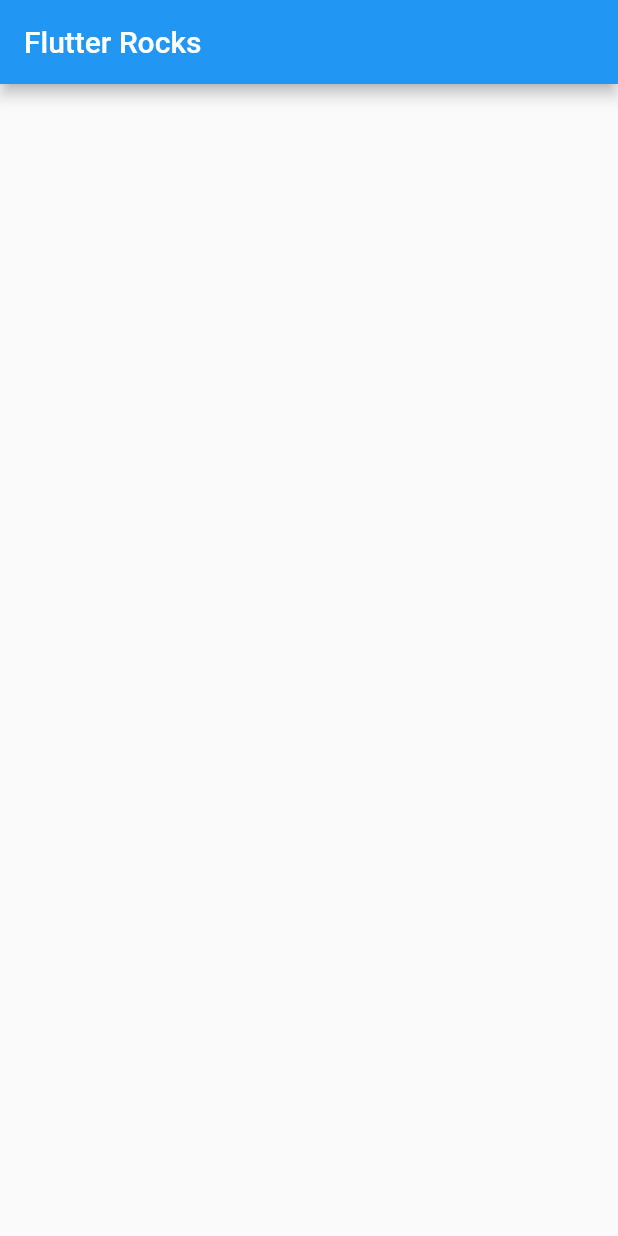
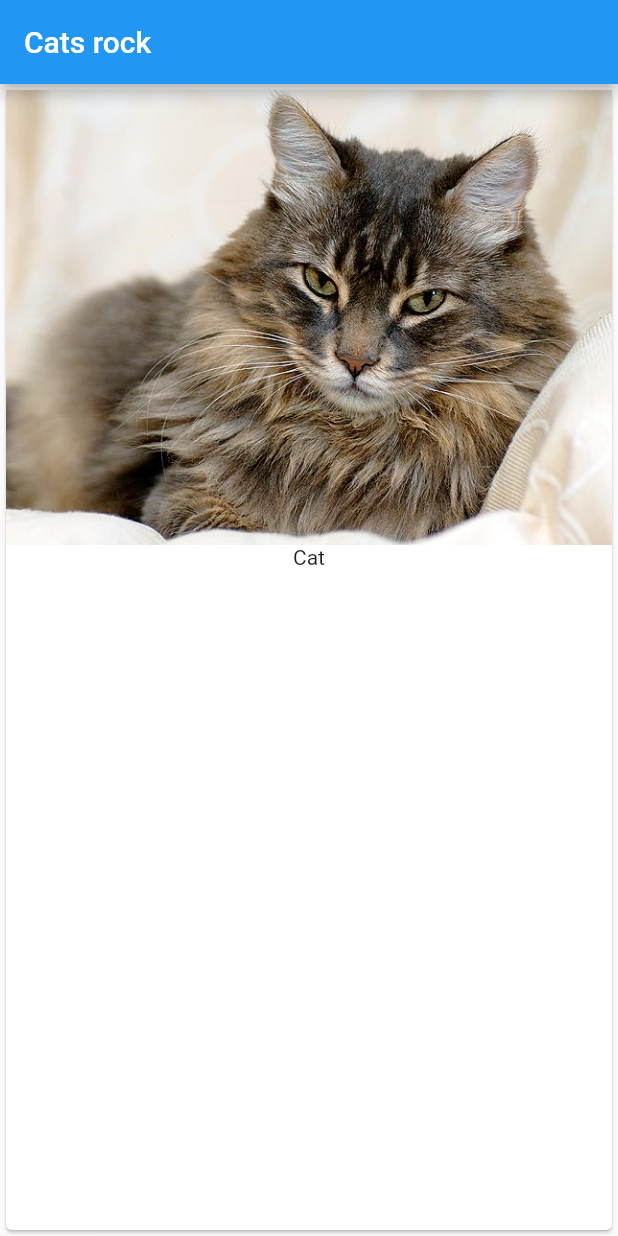
Before and after one commit to ssokurenko/flutter_demo, a Flutter app: the screen it shows after launch, on a phone screen of 412 x 824 dp. Run offline on Flutter 3.47's test engine with Material 2 defaults, Android fonts, the phone set to English and light mode, and no system bars.

Commit message:
Added the app body card with and a static assets image

```diff
--- a/lib/main.dart
+++ b/lib/main.dart
@@ -9,8 +9,12 @@ class App extends StatelessWidget {
     return MaterialApp(
       home: Scaffold(
         appBar: AppBar(
-          title: Text('Flutter Rocks'),
+          title: Text('Cats rock'),
         ),
+        body: Card(
+            child: Column(
+          children: <Widget>[Image.asset('assets/images/cat.jpg'), Text('Cat')],
+        )),
       ),
       debugShowCheckedModeBanner: false,
     );
--- a/pubspec.yaml
+++ b/pubspec.yaml
@@ -41,9 +41,8 @@ flutter:
   uses-material-design: true
 
   # To add assets to your application, add an assets section, like this:
-  # assets:
-  #  - images/a_dot_burr.jpeg
-  #  - images/a_dot_ham.jpeg
+  assets:
+    - assets/images/cat.jpg
 
   # An image asset can refer to one or more resolution-specific "variants", see
   # https://flutter.dev/assets-and-images/#resolution-aware.
```
Also changed, not shown: assets/images/cat.jpg (added), 1 other file.
